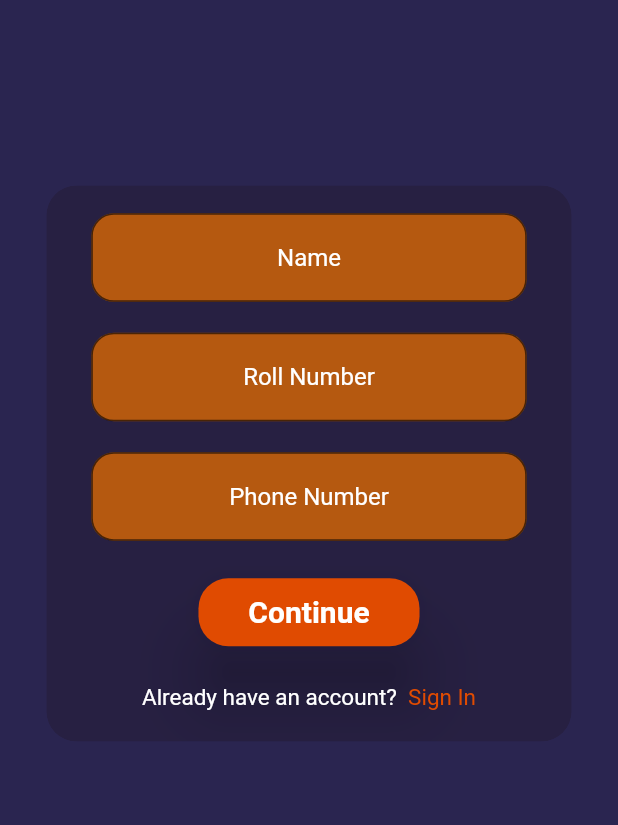
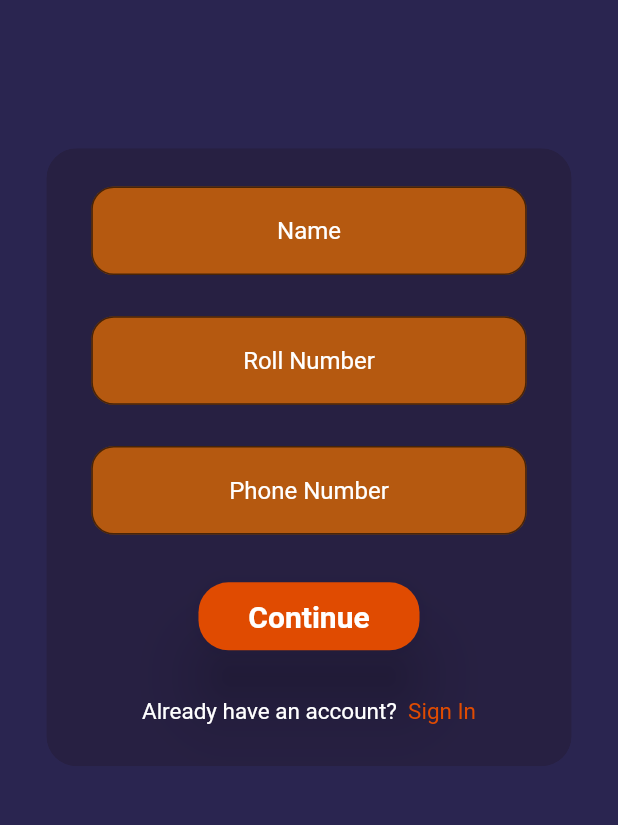
Before and after one commit to Tanujkarteek/Grabify, a Flutter app: the screen it shows after launch, after a tap on "Let's get started!!", on a phone screen of 412 x 824 dp, the part 349-1174 px from its top. Run offline on Flutter 3.47's test engine with Material 2 defaults, Android fonts, the phone set to English and light mode, and no system bars; our stand-ins replace cached_network_image, curved_navigation_bar, flutter_svg, fluttertoast, get, get_storage; network calls fail.

```diff
--- a/lib/Models/cart_model.dart
+++ b/lib/Models/cart_model.dart
@@ -2,30 +2,125 @@ import 'package:flutter/material.dart';
 
 class Cartmodel extends ChangeNotifier {
   final List _shopItems = [
-    // [itemName, itemImagePath, itemPrice, itemDescription]
-    [
-      "Smoodh",
-      "https://res.cloudinary.com/dlg7afigb/image/upload/v1674783709/Grabify/smoodh_hazelnut_yptkng.jpg",
-      "10",
-      "Hazelnut",
-    ],
-    [
-      "Smoodh",
-      "https://res.cloudinary.com/dlg7afigb/image/upload/v1674783718/Grabify/smoodh_chocolate_oqijlf.jpg",
-      "10",
-      "Chocolate",
-    ],
     [
       "Smoodh",
       "https://res.cloudinary.com/dlg7afigb/image/upload/v1674783713/Grabify/smoodh_caramel_oux3vi.jpg",
       "10",
-      "Caramel",
+      "Caramel"
     ],
     [
-      "Smoodh",
-      "https://res.cloudinary.com/dlg7afigb/image/upload/v1674783707/Grabify/smoodh_coffee_dcpshd.jpg",
-      "10",
-      "Coffee Frappe",
+      "Samosa",
+      "https://res.cloudinary.com/dlg7afigb/image/upload/v1674927318/Grabify/61A_XfXt-2L._SL1459__wtquqi.jpg",
+      "15",
+      "Aloo Samosa"
+    ],
+    [
+      "Maggi",
+      "https://res.cloudinary.com/dlg7afigb/image/upload/v1674927100/Grabify/81dpDHc95AL_qr5suo.jpg",
+      "25",
+      "Normal"
+    ],
+    [
+      "Pani Puri",
+      "https://res.cloudinary.com/dlg7afigb/image/upload/v1674934005/Grabify/download_4_ldb7to.jpg",
+      "20",
+      "Pani Puri"
+    ],
+    [
+      "Chole Bhature",
+      "https://res.cloudinary.com/dlg7afigb/image/upload/v1674934010/Grabify/chole-bhature-recipe_zxbywr.jpg",
+      "90",
+      "3 Bhature"
+    ],
+    [
+      "Chilli Potato",
+      "https://res.cloudinary.com/dlg7afigb/image/upload/v1674934012/Grabify/honey-chilli_u0yhbi.jpg",
+      "50",
+      "Aloo Chilli",
+    ],
+    [
+      "Oreo Shake",
+      "https://res.cloudinary.com/dlg7afigb/image/upload/v1674935159/Grabify/oreo_shake_lzs8q3.jpg",
+      "70",
+      "Milk Shake"
+    ],
+    [
+      "Veg  Patty Roll",
+      "https://res.cloudinary.com/dlg7afigb/image/upload/v1674934019/Grabify/Kolkata_egg_roll_djgyzk.jpg",
+      "50",
+      "Vegetarian"
+    ],
+    [
+      "Veg Fried Rice",
+      "https://res.cloudinary.com/dlg7afigb/image/upload/v1674934023/Grabify/download_2_liemhq.jpg",
+      "50",
+      "Fried RIce"
+    ],
+    [
+      "Veg Chowmein",
+      "https://res.cloudinary.com/dlg7afigb/image/upload/v1674934028/Grabify/download_1_v5bpr6.jpg",
+      "50",
+      "Vegetarian"
+    ],
+    [
+      "French Fries",
+      "https://res.cloudinary.com/dlg7afigb/image/upload/v1674934293/Grabify/frenchfry_ewzixk.jpg",
+      "70",
+      "Small"
+    ],
+    [
+      "Pasta",
+      "https://res.cloudinary.com/dlg7afigb/image/upload/v1674934244/Grabify/pasta_y7othr.jpg",
+      "50",
+      "Chinese"
+    ],
+    [
+      "Bread Pakoda",
+      "https://res.cloudinary.com/dlg7afigb/image/upload/v1674934572/Grabify/breadpakoda_kjwhum.jpg",
+      "20",
+      "Aloo Bread"
+    ],
+    [
+      "Omlet",
+      "https://res.cloudinary.com/dlg7afigb/image/upload/v1674934519/Grabify/omlet_j0vmjv.jpg",
+      "30",
+      "Double"
+    ],
+    [
+      "Burger",
+      "https://res.cloudinary.com/dlg7afigb/image/upload/v1674934927/Grabify/burger-recipe-4_bmvblb.webp",
+      "60",
+      "Veg Burger"
+    ],
+    [
+      "Lassi",
+      "https://res.cloudinary.com/dlg7afigb/image/upload/v1674935034/Grabify/Lassi_c55gby.webp",
+      "30",
+      "Sweet Lassi"
+    ],
+    [
+      "Chicken Wings",
+      "https://res.cloudinary.com/dlg7afigb/image/upload/v1674936057/Grabify/download_6_o4xcjl.jpg",
+      "100",
+      "3pcs"
+    ],
+    [
+      "Veg Nuggets",
+      "https://res.cloudinary.com/dlg7afigb/image/upload/v1674936055/Grabify/download_7_kx4csy.jpg",
+      "80",
+      "10pcs",
+    ],
+    [
+      "Fresh Lime",
+      "https://res.cloudinary.com/dlg7afigb/image/upload/v1674936066/Grabify/91007fd507aa9b78e9c76b779d787f9c_zhm0xg.jpg",
+      "20",
+      "Salt"
+    ],
+    [
+      "Cold Coffee",
+      "https://res.cloudinary.com/dlg7afigb/image/upload/v1674936063/Grabify/download_5_etmfr5.jpg",
+      "60",
+      "Normal"
     ],
   ];
 
--- a/lib/Screens/sign_up.dart
+++ b/lib/Screens/sign_up.dart
@@ -72,11 +72,11 @@ class _MySignUpState extends State<MySignUp> {
                               child: Logo(),
                             )),
                         SizedBox(
-                            height: MediaQuery.of(context).size.height * 0.15),
+                            height: MediaQuery.of(context).size.height * 0.12),
                         //Take inputs of name and roll number and phonenumber
                         FrostedGlassBox(
                           theWidth: MediaQuery.of(context).size.width * 0.85,
-                          theHeight: MediaQuery.of(context).size.height * 0.45,
+                          theHeight: MediaQuery.of(context).size.height * 0.50,
                           theChild: Container(
                             height: MediaQuery.of(context).size.height * 0.04,
                             child: Form(
--- a/lib/main.dart
+++ b/lib/main.dart
@@ -1,34 +1,86 @@
-// ignore_for_file: prefer_const_constructors
+// ignore_for_file: prefer_const_constructors, prefer_const_constructors_in_immutables
 
 import 'package:flutter/material.dart';
+import 'package:get/get.dart';
+import 'package:get_storage/get_storage.dart';
 import 'package:grabify/Models/cart_model.dart';
+import 'package:grabify/Screens/home.dart';
 //import 'package:grabify/Screens/home.dart';
 //import 'package:grabify/Models/footer.dart';
 import 'package:grabify/Screens/welcome.dart';
 import 'package:provider/provider.dart';
 
-void main() {
-  runApp(const Grabify());
+void main() async {
+  await GetStorage.init();
+  runApp(Grabify());
 }
 
-class Grabify extends StatefulWidget {
-  const Grabify({Key? key}) : super(key: key);
+class Grabify extends StatelessWidget {
+  Grabify({Key? key}) : super(key: key);
 
-  @override
-  State<Grabify> createState() => _GrabifyState();
-}
-
-class _GrabifyState extends State<Grabify> {
   @override
   Widget build(BuildContext context) {
     return ChangeNotifierProvider(
       create: (context) => Cartmodel(),
-      child: MaterialApp(
+      child: GetMaterialApp(
         debugShowCheckedModeBanner: false,
         home: Scaffold(
-          body: WelcomePage(),
+          body: const Center(
+            child: DummyPage(),
+          ),
         ),
       ),
     );
   }
 }
+
+class DummyPage extends StatefulWidget {
+  const DummyPage({super.key});
+
+  @override
+  State<DummyPage> createState() => _DummyPageState();
+}
+
+class _DummyPageState extends State<DummyPage> {
+  final userdata = GetStorage();
+  @override
+  void initState() {
+    super.initState();
+    userdata.writeIfNull('isLoggedIn', false);
+    Future.delayed(Duration.zero, () async {
+      checkiflogged();
+    });
+  }
+
+  @override
+  Widget build(BuildContext context) {
+    return Scaffold(
+      body: SafeArea(
+        child: Center(child: CircularProgressIndicator()),
+      ),
+    );
+  }
+
+  void checkiflogged() {
+    userdata.read('isLoggedIn')
+        ? Get.offAll(MyHome())
+        : Get.offAll(WelcomePage());
+  }
+}
+
+
+// @override
+//   void initState() {
+//     super.initState();
+//     userdata.writeIfNull('isLoggedIn', false);
+
+//     Future.delayed(Duration.zero, () async {
+//       checkIfLoggedIn();
+//     });
+//   }
+
+//   void checkIfLoggedIn() {
+    // userdata.read('isLoggedIn')
+    //     ? Get.offAll(MyHome())
+    //     : Get.offAll(WelcomePage());
+//   }
--- a/pubspec.yaml
+++ b/pubspec.yaml
@@ -36,7 +36,8 @@ dependencies:
   # Use with the CupertinoIcons class for iOS style icons.
   cupertino_icons: ^1.0.2
   flutter_svg: ^1.1.6
-  shared_preferences: ^2.0.17
+  get:
+  get_storage: ^2.0.3
   curved_navigation_bar: ^1.0.3 #latest version
   lottie: ^2.2.0
   provider: ^6.0.1
```
Also changed, not shown: lib/Components/home_item_tile.dart (+5 -4 lines), lib/Screens/home.dart (+44 -7 lines), lib/Screens/password_page.dart (+18 -8 lines), pubspec.lock, 1 other file.
